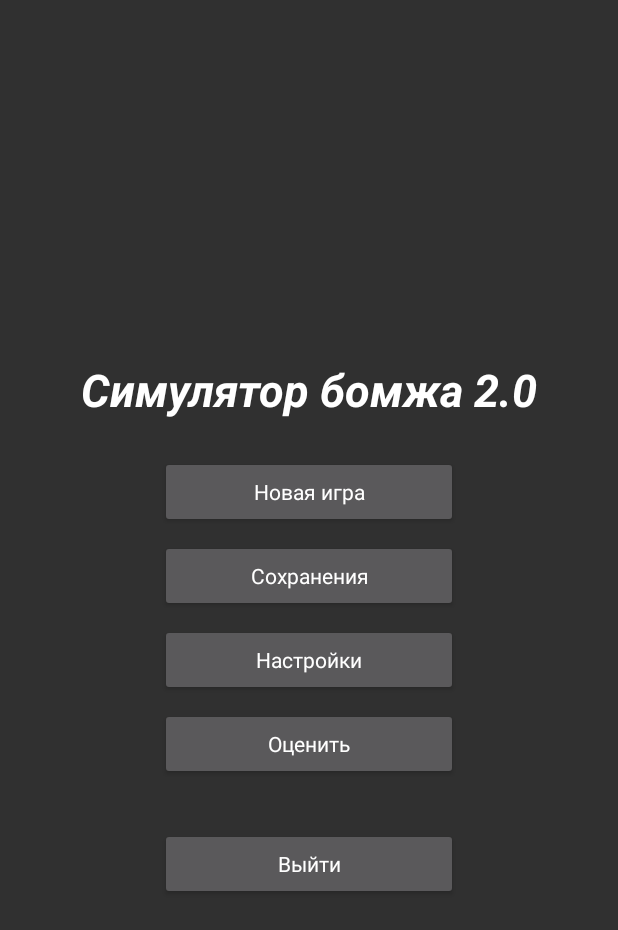
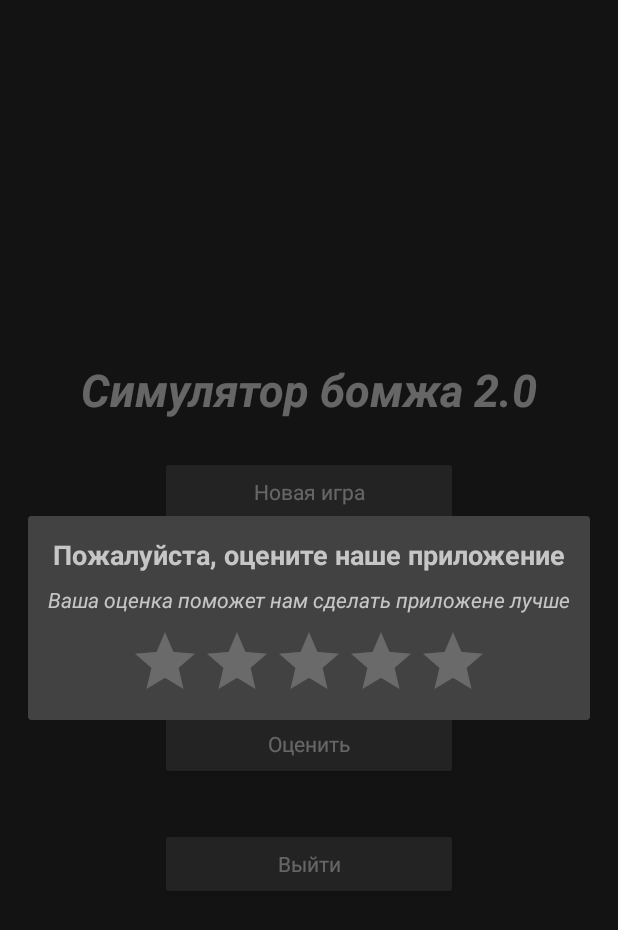
Before and after one commit to rpuxa/Bomjara2, an Android app: the screen it shows after launch (MenuActivity), after a tap on "Оценить", on a phone screen of 412 x 824 dp. Shown: the top 930 px of the screen. Run offline under Robolectric (Android 15) with nearby library versions, the phone set to English and light mode, and no system bars; our stand-ins replace AdMob; 1 statement that could not run was skipped.

Commit message:
add rate dialog

```diff
--- a/app/src/main/java/ru/rpuxa/bomjara/Utils.kt
+++ b/app/src/main/java/ru/rpuxa/bomjara/Utils.kt
@@ -4,6 +4,8 @@ import android.app.Activity
 import android.content.Context
 import android.content.Intent
 import android.graphics.BitmapFactory
+import android.net.Uri
+import android.support.annotation.StringRes
 import android.support.v4.app.Fragment
 import android.view.View
 import android.widget.Toast
@@ -140,3 +142,7 @@ fun <T> File.readObject(fileName: String): T? {
         null
     }
 }
+
+fun Context.browser(url: String) = startActivity(Intent(Intent.ACTION_VIEW, Uri.parse(url)))
+
+fun Context.browser(@StringRes res: Int) = startActivity(Intent(Intent.ACTION_VIEW, Uri.parse(getString(res))))
--- a/app/src/main/java/ru/rpuxa/bomjara/actions/Action.kt
+++ b/app/src/main/java/ru/rpuxa/bomjara/actions/Action.kt
@@ -5,8 +5,10 @@ import ru.rpuxa.bomjara.game.player.Condition
 import ru.rpuxa.bomjara.game.player.Money
 import ru.rpuxa.bomjara.random
 import ru.rpuxa.bomjara.settings.settings
+import ru.rpuxa.bomjara.statistic.Statistic
 
 class Action(
+        val id: Int,
         val name: String,
         val addMoney: Money,
         val addCondition: Condition,
@@ -43,6 +45,7 @@ class Action(
                 settings.wasRated = true
             }
         }
+        Statistic.countAction(id)
     }
 
     companion object {
--- a/app/src/main/java/ru/rpuxa/bomjara/actions/Vip.kt
+++ b/app/src/main/java/ru/rpuxa/bomjara/actions/Vip.kt
@@ -3,7 +3,7 @@ package ru.rpuxa.bomjara.actions
 import ru.rpuxa.bomjara.game.Player
 import ru.rpuxa.bomjara.game.player.Money
 
-class Vip(val name: String, val cost: Int, val onBuy: (Player) -> Unit) {
+class Vip(val id: Int, val name: String, val cost: Int, val onBuy: (Player) -> Unit) {
 
     fun buy(): Boolean {
         if (!Player.CURRENT.add(-Money(diamonds = cost.toLong())))
--- a/app/src/main/java/ru/rpuxa/bomjara/activities/MenuActivity.kt
+++ b/app/src/main/java/ru/rpuxa/bomjara/activities/MenuActivity.kt
@@ -1,16 +1,18 @@
 package ru.rpuxa.bomjara.activities
 
 import android.content.Intent
-import android.net.Uri
 import android.os.Bundle
 import android.support.v7.app.AppCompatActivity
+import android.view.View
 import kotlinx.android.synthetic.main.main_menu.*
 import ru.rpuxa.bomjara.R
 import ru.rpuxa.bomjara.game.Player
 import ru.rpuxa.bomjara.save.SaveLoader
 import ru.rpuxa.bomjara.settings.saveSettings
+import ru.rpuxa.bomjara.settings.settings
 import ru.rpuxa.bomjara.startActivity
 import ru.rpuxa.bomjara.startActivityFromRight
+import ru.rpuxa.bomjara.views.RateDialog
 
 class MenuActivity : AppCompatActivity() {
 
@@ -31,12 +33,12 @@ class MenuActivity : AppCompatActivity() {
             startActivity(homeIntent)
         }
 
-        settings.setOnClickListener {
+        menu_settings.setOnClickListener {
             startActivityFromRight<SettingsActivity>()
         }
 
         rate.setOnClickListener {
-            startActivity(Intent(Intent.ACTION_VIEW, Uri.parse(getString(R.string.google_play_link))))
+            RateDialog().show(fragmentManager, RateDialog.FROM_SETTINGS)
         }
     }
 
@@ -44,6 +46,7 @@ class MenuActivity : AppCompatActivity() {
     }
 
     override fun onResume() {
+        rate.visibility = if (settings.wasRated) View.INVISIBLE else View.VISIBLE
         val save = SaveLoader.findSaveById(ru.rpuxa.bomjara.settings.settings.lastSave)
         if (save == null) {
             continue_game.text = "Новая игра"
--- a/app/src/main/java/ru/rpuxa/bomjara/fragments/ChainFragment.kt
+++ b/app/src/main/java/ru/rpuxa/bomjara/fragments/ChainFragment.kt
@@ -8,6 +8,7 @@ import ru.rpuxa.bomjara.changeVisibility
 import ru.rpuxa.bomjara.game.Player
 import ru.rpuxa.bomjara.game.player.Possessions
 import ru.rpuxa.bomjara.getCurrencyIcon
+import ru.rpuxa.bomjara.statistic.Statistic
 import ru.rpuxa.bomjara.toast
 import kotlin.reflect.KMutableProperty0
 
@@ -63,6 +64,7 @@ abstract class ChainFragment : CacheFragment() {
             install(name0, icon0, changeText, elements, ref)
             toast("Выполнено!")
             ActionsListFragment.updateActions()
+            Statistic.updatePossessions(Player.CURRENT)
         }
     }
 }
--- a/app/src/main/java/ru/rpuxa/bomjara/fragments/InfoFragment.kt
+++ b/app/src/main/java/ru/rpuxa/bomjara/fragments/InfoFragment.kt
@@ -1,13 +1,12 @@
 package ru.rpuxa.bomjara.fragments
 
 import android.annotation.SuppressLint
-import android.content.Intent
-import android.net.Uri
 import android.os.Bundle
 import android.view.View
 import kotlinx.android.synthetic.main.info.*
 import ru.rpuxa.bomjara.R
 import ru.rpuxa.bomjara.actions.Actions
+import ru.rpuxa.bomjara.browser
 import ru.rpuxa.bomjara.divider
 import ru.rpuxa.bomjara.game.Player
 
@@ -38,8 +37,7 @@ class InfoFragment : CacheFragment() {
             max_fullness.text = player.maxCondition.fullness.toString()
             max_health.text = player.maxCondition.health.toString()
             vk.setOnClickListener {
-                startActivity(Intent(Intent.ACTION_VIEW, Uri.parse(getString(R.string.vk_link))))
-
+                context.browser(R.string.vk_link)
             }
         }
     }
--- /dev/null
+++ b/app/src/main/java/ru/rpuxa/bomjara/views/RateDialog.kt
@@ -0,0 +1,63 @@
+package ru.rpuxa.bomjara.views
+
+import android.app.DialogFragment
+import android.content.DialogInterface
+import android.os.Bundle
+import android.view.LayoutInflater
+import android.view.View
+import android.view.ViewGroup
+import kotlinx.android.synthetic.main.rate_dialog.view.*
+import ru.rpuxa.bomjara.R
+import ru.rpuxa.bomjara.browser
+import ru.rpuxa.bomjara.changeVisibility
+import ru.rpuxa.bomjara.settings.settings
+import ru.rpuxa.bomjara.statistic.Statistic
+import ru.rpuxa.bomjara.toast
+
+class RateDialog : DialogFragment() {
+
+    private val fromSettings get() = tag == "s"
+
+    override fun onCreateView(inflater: LayoutInflater, container: ViewGroup?, savedInstanceState: Bundle?): View =
+            inflater.inflate(R.layout.rate_dialog, container, false)
+
+    override fun onViewCreated(view: View, savedInstanceState: Bundle?) {
+        view.apply {
+            changeVisibility(View.GONE, rating_text, cancel_rating, rate)
+
+            rating_bar.setOnRatingBarChangeListener { _, rating, _ ->
+                if (rating > 3) {
+                    context.browser(R.string.google_play_link)
+                    dismiss()
+                    return@setOnRatingBarChangeListener
+                }
+                changeVisibility(View.VISIBLE, rating_text, cancel_rating, rate)
+            }
+
+
+            cancel_rating.setOnClickListener {
+                dismiss()
+            }
+
+            rate.setOnClickListener {
+                val review = rating_text.text.toString()
+                if (review.isNotBlank())
+                    Statistic.sendReview(rating_bar.rating, review)
+                dismiss()
+                context.toast("Спасибо!")
+                settings.wasRated = true
+            }
+        }
+    }
+
+    override fun onDismiss(dialog: DialogInterface?) {
+        super.onDismiss(dialog)
+        if (!fromSettings)
+            settings.wasRated = true
+    }
+
+    companion object {
+        const val FROM_SETTINGS = "s"
+        const val AFTER_50_DAYS = "d"
+    }
+}
--- a/app/src/main/res/layout/main_menu.xml
+++ b/app/src/main/res/layout/main_menu.xml
@@ -56,10 +56,10 @@
             android:textAppearance="@style/TextAppearance.AppCompat"
             app:layout_constraintEnd_toEndOf="@+id/saves"
             app:layout_constraintStart_toStartOf="@+id/saves"
-            app:layout_constraintTop_toBottomOf="@+id/settings" />
+            app:layout_constraintTop_toBottomOf="@+id/menu_settings" />
 
         <Button
-            android:id="@+id/settings"
+            android:id="@+id/menu_settings"
             android:layout_width="0dp"
             android:layout_height="wrap_content"
             android:layout_marginTop="8dp"
--- /dev/null
+++ b/app/src/main/res/layout/rate_dialog.xml
@@ -0,0 +1,99 @@
+<?xml version="1.0" encoding="utf-8"?>
+<android.support.constraint.ConstraintLayout xmlns:android="http://schemas.android.com/apk/res/android"
+    xmlns:app="http://schemas.android.com/apk/res-auto"
+    android:layout_width="match_parent"
+    android:layout_height="wrap_content"
+    android:padding="5dp">
+
+    <TextView
+        android:id="@+id/textView38"
+        android:layout_width="wrap_content"
+        android:layout_height="wrap_content"
+        android:layout_marginStart="8dp"
+        android:layout_marginLeft="8dp"
+        android:layout_marginTop="8dp"
+        android:layout_marginEnd="8dp"
+        android:layout_marginRight="8dp"
+        android:text="Пожалуйста, оцените наше приложение"
+        android:textSize="18sp"
+        android:textStyle="bold"
+        app:layout_constraintEnd_toEndOf="parent"
+        app:layout_constraintStart_toStartOf="parent"
+        app:layout_constraintTop_toTopOf="parent" />
+
+    <TextView
+        android:id="@+id/textView41"
+        android:layout_width="wrap_content"
+        android:layout_height="wrap_content"
+        android:layout_marginStart="8dp"
+        android:layout_marginLeft="8dp"
+        android:layout_marginTop="8dp"
+        android:layout_marginEnd="8dp"
+        android:layout_marginRight="8dp"
+        android:text="Ваша оценка поможет нам сделать приложене лучше"
+        android:textStyle="italic"
+        app:layout_constraintEnd_toEndOf="parent"
+        app:layout_constraintStart_toStartOf="parent"
+        app:layout_constraintTop_toBottomOf="@+id/textView38" />
+
+    <RatingBar
+        android:id="@+id/rating_bar"
+        android:layout_width="wrap_content"
+        android:layout_height="wrap_content"
+        android:layout_marginStart="8dp"
+        android:layout_marginLeft="8dp"
+        android:layout_marginTop="8dp"
+        android:layout_marginEnd="8dp"
+        android:layout_marginRight="8dp"
+        android:numStars="5"
+        android:stepSize="1"
+        app:layout_constraintEnd_toEndOf="parent"
+        app:layout_constraintStart_toStartOf="parent"
+        app:layout_constraintTop_toBottomOf="@+id/textView41" />
+
+    <EditText
+        android:id="@+id/rating_text"
+        android:layout_width="0dp"
+        android:layout_height="138dp"
+        android:layout_marginStart="8dp"
+        android:layout_marginLeft="8dp"
+        android:layout_marginTop="8dp"
+        android:layout_marginEnd="8dp"
+        android:layout_marginRight="8dp"
+        android:ems="10"
+        android:gravity="start"
+        android:hint="Введите ваш отзыв (не обязательно)"
+        android:inputType="textMultiLine"
+        app:layout_constraintEnd_toEndOf="parent"
+        app:layout_constraintStart_toStartOf="parent"
+        app:layout_constraintTop_toBottomOf="@+id/rating_bar" />
+
+    <Button
+        android:id="@+id/rate"
+        android:layout_width="wrap_content"
+        android:layout_height="wrap_content"
+        android:layout_marginTop="8dp"
+        android:layout_marginEnd="8dp"
+        android:layout_marginRight="8dp"
+        android:text="Оценить"
+        app:layout_constraintEnd_toEndOf="parent"
+        app:layout_constraintTop_toBottomOf="@+id/rating_text" />
+
+    <Button
+        android:id="@+id/cancel_rating"
+        android:layout_width="wrap_content"
+        android:layout_height="wrap_content"
+        android:layout_marginStart="8dp"
+        android:layout_marginLeft="8dp"
+        android:layout_marginEnd="8dp"
+        android:layout_marginRight="8dp"
+        android:layout_marginBottom="8dp"
+        android:text="Не показывать больше"
+        android:textAppearance="@style/TextAppearance.AppCompat"
+        app:layout_constraintBottom_toBottomOf="parent"
+        app:layout_constraintEnd_toStartOf="@+id/rate"
+        app:layout_constraintHorizontal_bias="1.0"
+        app:layout_constraintStart_toStartOf="parent"
+        app:layout_constraintTop_toTopOf="@+id/rate" />
+
+</android.support.constraint.ConstraintLayout>
--- a/app/src/main/res/values/strings.xml
+++ b/app/src/main/res/values/strings.xml
@@ -34,6 +34,7 @@
         <item>Анатолий</item>
         <item>Семён</item>
         <item>Вадим</item>
+        <item>Кирилл</item>
     </string-array>
 
 </resources>
```
Also changed, not shown: app/src/main/java/ru/rpuxa/bomjara/actions/Actions.kt (+115 -112 lines), app/src/main/java/ru/rpuxa/bomjara/activities/ContentActivity.kt (+5 -2 lines), app/src/main/java/ru/rpuxa/bomjara/fragments/CoursesFragment.kt (+12 -0 lines), app/src/main/java/ru/rpuxa/bomjara/statistic/Statistic.kt (added, +57 -0 lines), app/src/main/res/layout/courses.xml (+19 -17 lines).
